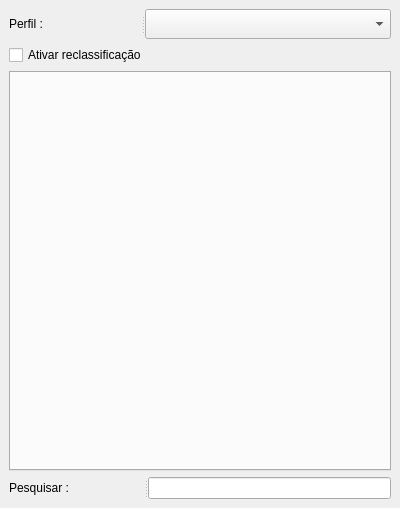
First picture: the form in Tools/Menu/menuDock.ui, repository dsgoficial/SAP_Operador, before the edit.
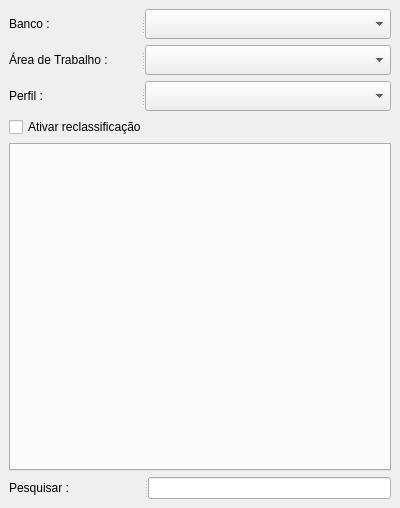
Second picture: the form after the edit.

Commit message: add menu sap mode

The edit to the form file:
```diff
--- a/Tools/Menu/menuDock.ui
+++ b/Tools/Menu/menuDock.ui
@@ -16,16 +16,80 @@
   <widget class="QWidget" name="dockWidgetContents">
    <layout class="QGridLayout" name="gridLayout">
     <item row="0" column="0">
+     <widget class="QSplitter" name="splitter_4">
+      <property name="orientation">
+       <enum>Qt::Horizontal</enum>
+      </property>
+      <widget class="QLabel" name="db_label">
+       <property name="text">
+        <string>Banco :</string>
+       </property>
+      </widget>
+      <widget class="QComboBox" name="db_options">
+       <property name="sizePolicy">
+        <sizepolicy hsizetype="Fixed" vsizetype="Fixed">
+         <horstretch>0</horstretch>
+         <verstretch>0</verstretch>
+        </sizepolicy>
+       </property>
+       <property name="minimumSize">
+        <size>
+         <width>246</width>
+         <height>30</height>
+        </size>
+       </property>
+       <property name="maximumSize">
+        <size>
+         <width>246</width>
+         <height>30</height>
+        </size>
+       </property>
+      </widget>
+     </widget>
+    </item>
+    <item row="1" column="0">
+     <widget class="QSplitter" name="splitter_3">
+      <property name="orientation">
+       <enum>Qt::Horizontal</enum>
+      </property>
+      <widget class="QLabel" name="workspace_label">
+       <property name="text">
+        <string>Área de Trabalho :</string>
+       </property>
+      </widget>
+      <widget class="QComboBox" name="workspace_options">
+       <property name="sizePolicy">
+        <sizepolicy hsizetype="Fixed" vsizetype="Fixed">
+         <horstretch>0</horstretch>
+         <verstretch>0</verstretch>
+        </sizepolicy>
+       </property>
+       <property name="minimumSize">
+        <size>
+         <width>246</width>
+         <height>30</height>
+        </size>
+       </property>
+       <property name="maximumSize">
+        <size>
+         <width>246</width>
+         <height>30</height>
+        </size>
+       </property>
+      </widget>
+     </widget>
+    </item>
+    <item row="2" column="0">
      <widget class="QSplitter" name="splitter">
       <property name="orientation">
        <enum>Qt::Horizontal</enum>
       </property>
-      <widget class="QLabel" name="label">
+      <widget class="QLabel" name="profile_label">
        <property name="text">
         <string>Perfil :</string>
        </property>
       </widget>
-      <widget class="QComboBox" name="menu_profiles">
+      <widget class="QComboBox" name="menu_options">
        <property name="sizePolicy">
         <sizepolicy hsizetype="Fixed" vsizetype="Fixed">
          <horstretch>0</horstretch>
@@ -47,14 +111,14 @@
       </widget>
      </widget>
     </item>
-    <item row="1" column="0">
+    <item row="3" column="0">
      <widget class="QCheckBox" name="menu_reclassify">
       <property name="text">
        <string>Ativar reclassificação</string>
       </property>
      </widget>
     </item>
-    <item row="2" column="0">
+    <item row="4" column="0">
      <widget class="QTabWidget" name="menu_area_buttons">
       <property name="tabPosition">
        <enum>QTabWidget::West</enum>
@@ -64,7 +128,7 @@
       </property>
      </widget>
     </item>
-    <item row="3" column="0">
+    <item row="5" column="0">
      <widget class="QSplitter" name="splitter_2">
       <property name="orientation">
        <enum>Qt::Horizontal</enum>
```
The commit also changes 8 other files.
